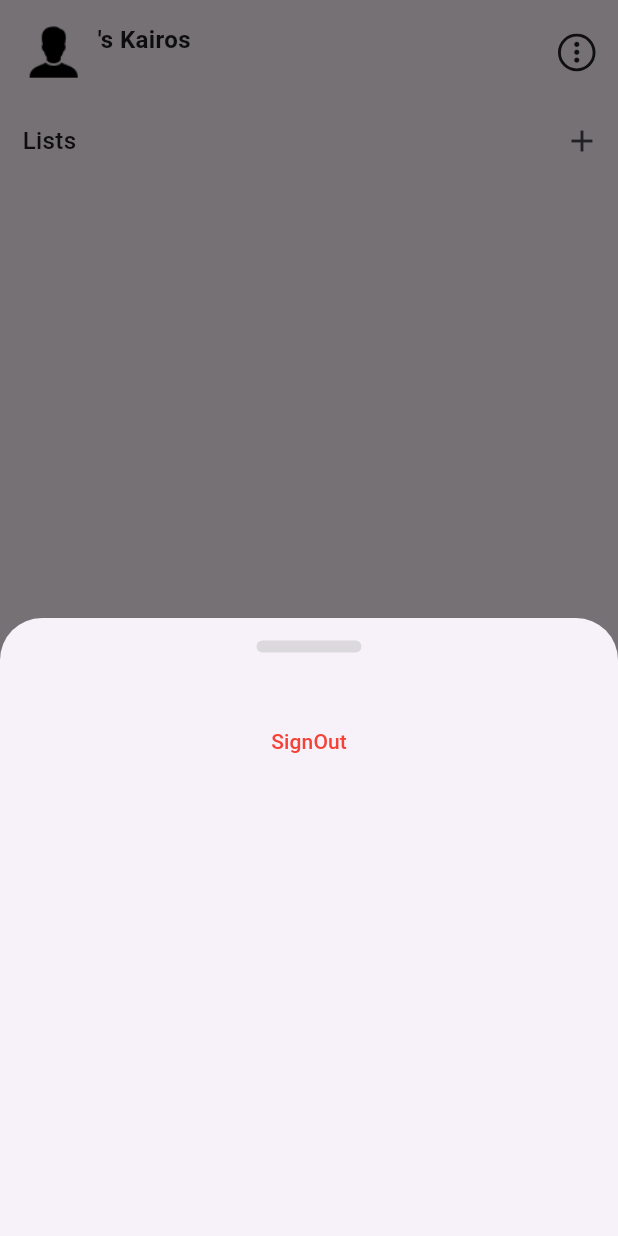
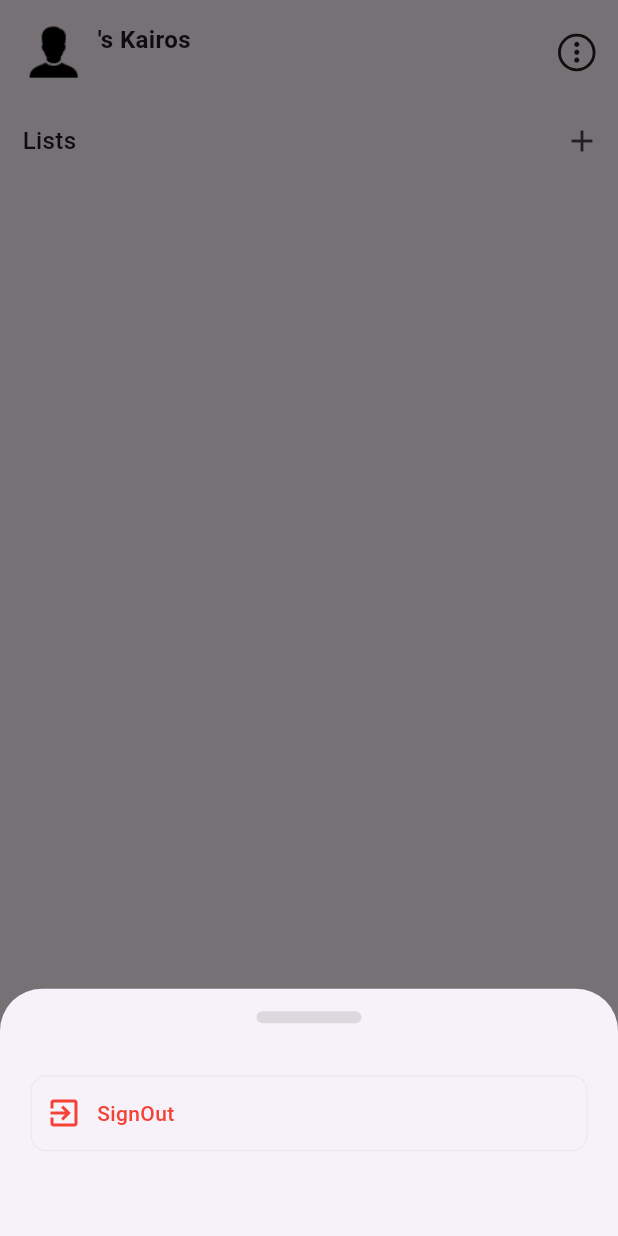
Before and after one commit to nabilbndev/kairos, a Flutter app: the screen it shows once a user with an empty profile is signed in, after a tap on "'s Kairos", on a phone screen of 412 x 824 dp. Run offline on Flutter 3.47's test engine with Material 3 defaults, Android fonts, the phone set to English and light mode, and no system bars; our stand-ins replace cloud_firestore, firebase_auth, firebase_core, google_sign_in; accounts and stored records are empty.

Commit message:
fix: implement sign out button using ActionButton widget

```diff
--- a/lib/components/kairosAppbar/appbar.dart
+++ b/lib/components/kairosAppbar/appbar.dart
@@ -1,5 +1,6 @@
 import 'package:firebase_auth/firebase_auth.dart';
 import 'package:flutter/material.dart';
+import 'package:kairos/components/Common/action_button.dart';
 import 'package:kairos/components/kairosAppbar/avatar_wrapper.dart';
 import 'package:kairos/components/kairosAppbar/outlined_vertical_more_icon.dart';
 
@@ -20,7 +21,7 @@ class KairosAppBar extends StatelessWidget {
           builder: (context) {
             return SizedBox(
                 width: MediaQuery.of(context).size.width * 1,
-                height: MediaQuery.of(context).size.height * 0.5,
+                height: MediaQuery.of(context).size.height * 0.2,
                 child: Column(
                   mainAxisSize: MainAxisSize.min,
                   children: [
@@ -37,16 +38,16 @@ class KairosAppBar extends StatelessWidget {
                     const SizedBox(
                       height: 20,
                     ),
-                    TextButton(
-                        onPressed: () async {
+                    ActionButton(
+                        text: "SignOut",
+                        onTap: () async {
                           await FirebaseAuth.instance
                               .signOut()
                               .then((value) => Navigator.pop(context));
                         },
-                        child: const Text(
-                          "SignOut",
-                          style: TextStyle(color: Colors.red),
-                        ))
+                        textColor: Colors.red,
+                        icon: Icons.exit_to_app,
+                        iconColor: Colors.red),
                   ],
                 ));
           },
```
